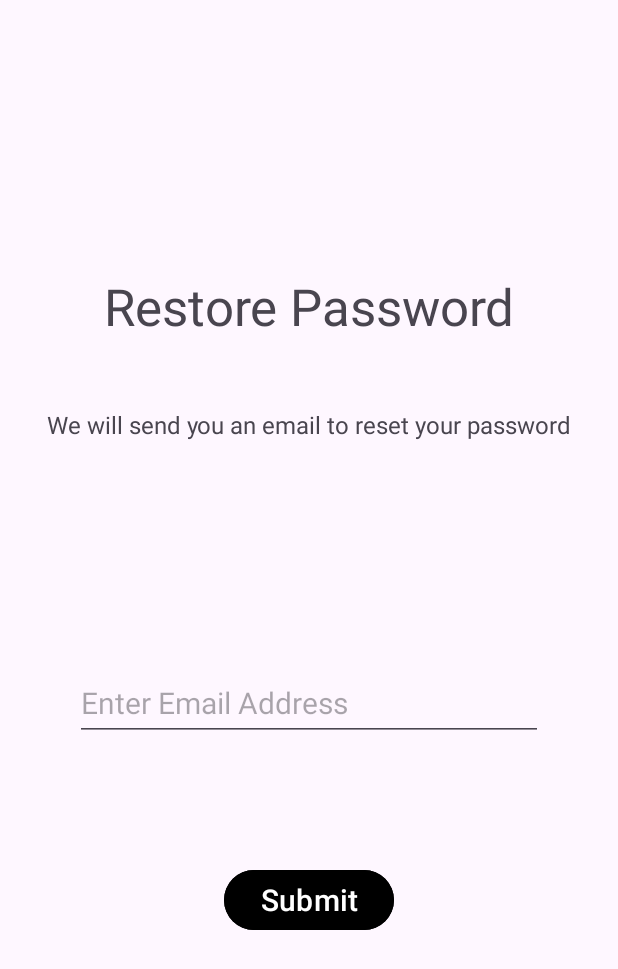
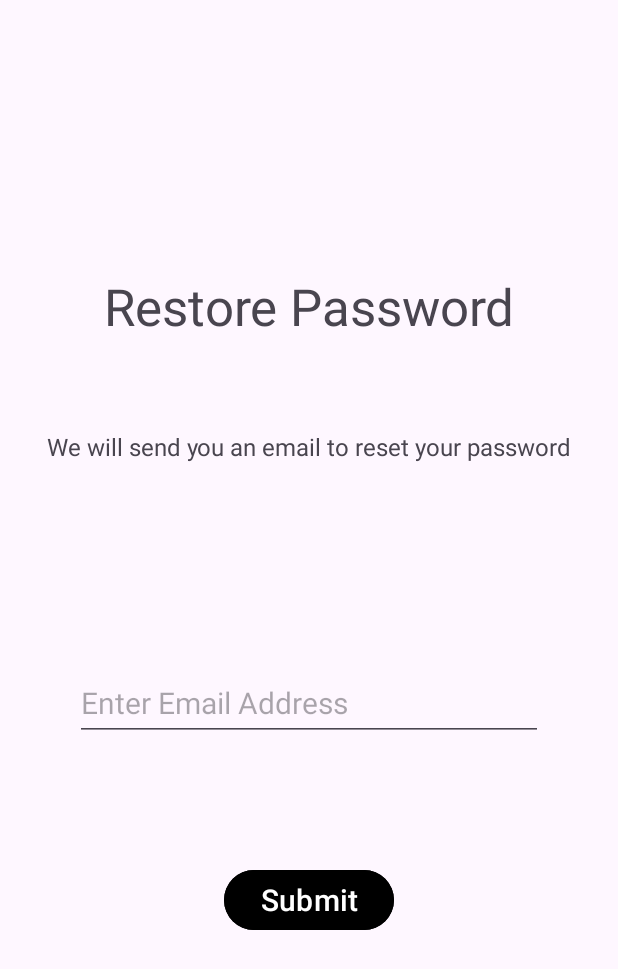
Before and after one commit to sapshmid/AICollabCanvas, an Android app: the screen it shows after launch (MainActivity), after a tap on "Forgot Password?", on a phone screen of 412 x 824 dp. Shown: the top 969 px of the screen. Run offline under Robolectric (Android 15) with nearby library versions, the phone set to English and light mode, and no system bars; Roboto replaces fonts that are not available here; 1 other tap on this screen came first.

Commit message:
edit to the fragment

```diff
--- a/app/src/main/res/layout/fragment_forgot_password.xml
+++ b/app/src/main/res/layout/fragment_forgot_password.xml
@@ -40,7 +40,7 @@
         android:layout_width="wrap_content"
         android:layout_height="wrap_content"
         android:layout_marginStart="30dp"
-        android:layout_marginTop="45dp"
+        android:layout_marginTop="60dp"
         android:layout_marginEnd="30dp"
         android:text="@string/add_and_restore"
         android:textSize="16sp"
```
Also changed, not shown: app/src/main/java/com/example/aicollabcanvas/ui/login/LoginFragment.kt (line endings or trailing spaces).
